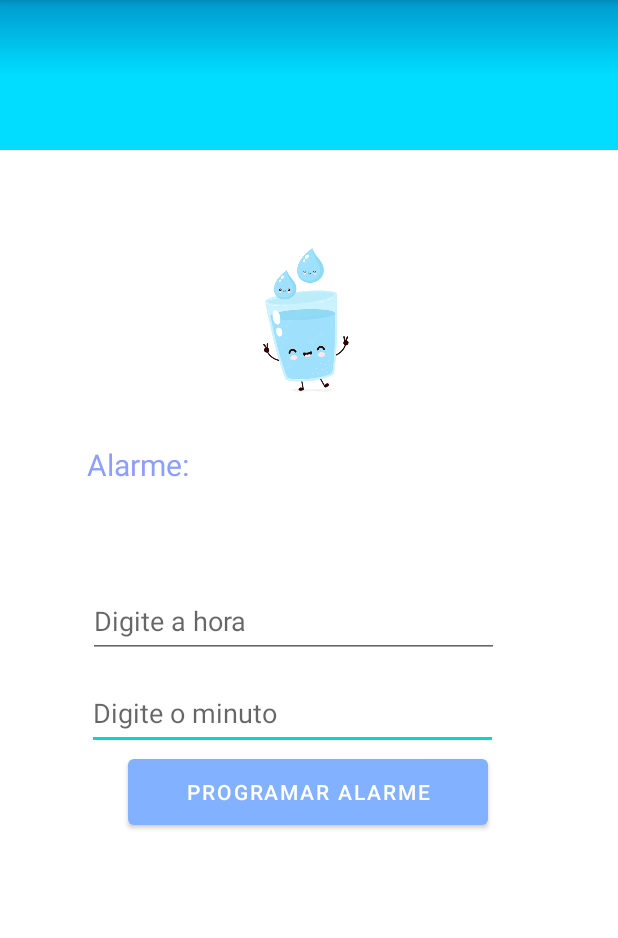
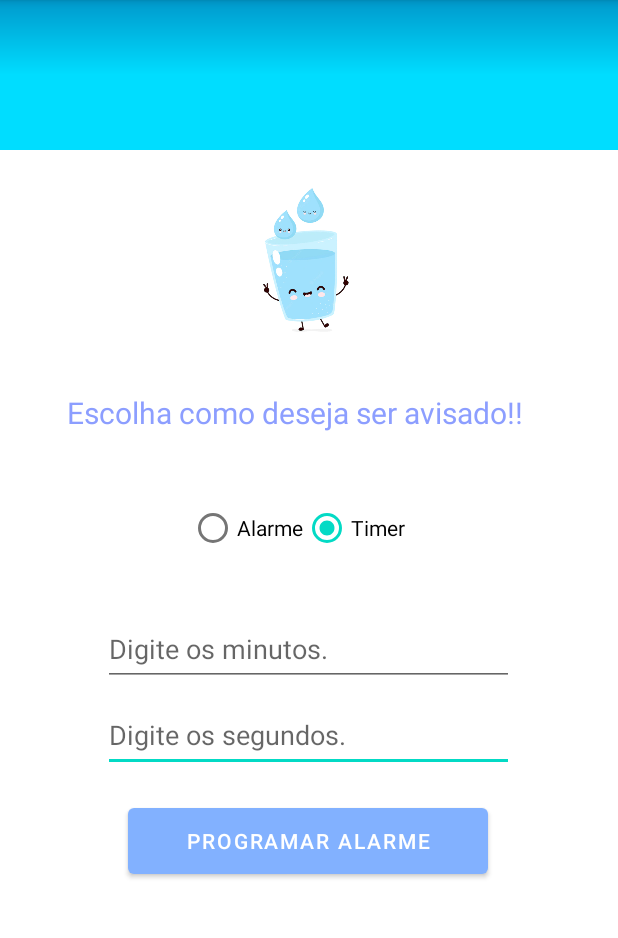
Before and after one commit to KevinRickelme/App-BeberAgua, an Android app: the activity_alarmes screen opened directly, with no data from a screen before it, after a tap on "PROGRAMAR ALARME", on a phone screen of 412 x 824 dp, the part 84-1022 px from its top. Run offline under Robolectric (Android 15) with nearby library versions, the light colour scheme and no system bars; 2 other taps on this screen came first.

Commit message:
integracao do timer e notificacao

```diff
--- a/app/src/main/AndroidManifest.xml
+++ b/app/src/main/AndroidManifest.xml
@@ -48,6 +48,8 @@
                 android:name="android.app.lib_name"
                 android:value="" />
         </activity>
+
+        <receiver android:name=".NotificacaoReceiver"/>
     </application>
 
 </manifest>
--- a/app/src/main/java/com/example/appbebergua/activity_alarmes.java
+++ b/app/src/main/java/com/example/appbebergua/activity_alarmes.java
@@ -2,46 +2,242 @@ package com.example.appbebergua;
 
 import androidx.appcompat.app.AppCompatActivity;
 
+import android.app.AlarmManager;
+import android.app.NotificationChannel;
+import android.app.NotificationManager;
+import android.app.PendingIntent;
 import android.content.Intent;
+import android.content.SharedPreferences;
+import android.os.Build;
 import android.os.Bundle;
+import android.os.CountDownTimer;
 import android.provider.AlarmClock;
 import android.view.View;
+import android.view.inputmethod.InputMethodManager;
 import android.widget.Button;
 import android.widget.EditText;
-import java.time.Clock;
+import android.widget.RadioButton;
+import android.widget.RadioGroup;
+import android.widget.Toast;
 
 public class activity_alarmes extends AppCompatActivity {
 
-    EditText edtHour, edtMinute;
+    EditText edtHoraOuMinuto, edtMinutoOuSegundo;
     Button btnSetAlarm;
+    RadioButton rdbAlarme, rdbTimer;
+    RadioGroup rdgNotificacao;
 
-    protected void onCreate (Bundle savedInstanceState) {
+
+    //variáveis que fazem o timer funcionar
+    private CountDownTimer countDownTimer;
+
+    private boolean timerRunning;
+
+    private long startTimeInMillis;
+    private long timeLeftInMillis;
+    private long endTime;
+
+    protected void onCreate(Bundle savedInstanceState) {
         super.onCreate(savedInstanceState);
         setContentView(R.layout.activity_alarmes);
 
-        edtHour = findViewById(R.id.edtHour);
-        edtMinute = findViewById(R.id.edtMinute);
+        edtHoraOuMinuto = findViewById(R.id.edtHoraOuMinuto);
+        edtMinutoOuSegundo = findViewById(R.id.edtMinutoOuSegundo);
         btnSetAlarm = findViewById(R.id.btnSetAlarm);
+        rdbAlarme = findViewById(R.id.rdbAlarme);
+        rdbTimer = findViewById(R.id.rdbTimer);
+        rdgNotificacao = findViewById(R.id.rdgNotificacao);
 
-        btnSetAlarm.setOnClickListener(new View.OnClickListener() {
-            @Override
-            public void onClick(View view) {
-                    int hour = Integer.parseInt(edtHour.getText().toString());
-                    int minute = Integer.parseInt(edtMinute.getText().toString());
+        rdbAlarme.setOnClickListener(view -> {
+            edtHoraOuMinuto.setHint("Digite a hora.");
+            edtMinutoOuSegundo.setHint("Digite o minuto.");
+        });
 
-                    Intent intent = new Intent(AlarmClock.ACTION_SET_ALARM);
-                    intent.putExtra(AlarmClock.EXTRA_HOUR,hour);
-                    intent.putExtra(AlarmClock.EXTRA_MINUTES, minute);
-                    intent.putExtra(AlarmClock.EXTRA_MESSAGE, "Tomar água");
+        rdbTimer.setOnClickListener(view -> {
+            edtHoraOuMinuto.setHint("Digite os minutos.");
+            edtMinutoOuSegundo.setHint("Digite os segundos.");
 
-                    if(hour <= 24 && minute <=60) {
-                        startActivity(intent);
-                    }
-            }
+        });
 
 
+        btnSetAlarm.setOnClickListener(view -> {
+            closeKeyboard();
+            if (rdbAlarme.isChecked()) {
+                int hour = Integer.parseInt(edtHoraOuMinuto.getText().toString());
+                int minute = Integer.parseInt(edtMinutoOuSegundo.getText().toString());
+
+                Intent intent = new Intent(AlarmClock.ACTION_SET_ALARM);
+                intent.putExtra(AlarmClock.EXTRA_HOUR, hour);
+                intent.putExtra(AlarmClock.EXTRA_MINUTES, minute);
+                intent.putExtra(AlarmClock.EXTRA_MESSAGE, "Tomar água");
+
+                if (hour <= 24 && minute <= 60) {
+                    startActivity(intent);
+                }
+            } else if (rdbTimer.isChecked()) {
+                String inputMinutos = edtHoraOuMinuto.getText().toString();
+                String inputSegundos = edtMinutoOuSegundo.getText().toString();
+                correctInputTimer(inputMinutos, inputSegundos);
+                if (timerRunning) {
+                    Toast.makeText(this, "Timer já definido!", Toast.LENGTH_LONG).show();
+                } else {
+                    startTimer();
+                }
+            }
         });
     }
 
+    public boolean correctInputAlarme(){
+        return false;
+    }
+
+    //Métodos para o timer
+    public boolean correctInputTimer(String minutos, String segundos) {
+        long millisInputSegundos, millisInputMinutos;
+
+        if (minutos.length() == 0 && segundos.length() == 0) {
+            Toast.makeText(this, "Os campos não podem ser vazio!", Toast.LENGTH_LONG).show();
+            return false;
+        }
+
+        if (segundos.length() == 0){
+            millisInputSegundos = 0;
+        } else {
+            millisInputSegundos = Long.parseLong(segundos) * 1000;
+        }
+
+        if (minutos.length() == 0){
+            millisInputMinutos = 0;
+        } else {
+            millisInputMinutos = Long.parseLong(minutos) * 60000;
+        }
+
+        if (millisInputMinutos < 0 || millisInputSegundos < 0) {
+            Toast.makeText(this, "Digite um valor válido!", Toast.LENGTH_LONG).show();
+            return false;
+        }
+
+        setTime(millisInputMinutos, millisInputSegundos);
+        edtHoraOuMinuto.setText(null);
+        edtMinutoOuSegundo.setText(null);
+        return true;
+
+    }
+
+    public void setTime(long milliSecondsMinutes, long milliSeconds) {
+        startTimeInMillis = milliSecondsMinutes + milliSeconds;
+        timeLeftInMillis = startTimeInMillis;
+    }
+
+    private void startTimer() {
+        endTime = System.currentTimeMillis() + timeLeftInMillis;
+        setNotificationAlarm();
+
+        countDownTimer = new CountDownTimer(timeLeftInMillis, 1000) {
+            @Override
+            public void onTick(long millisUntilFinished) {
+                timeLeftInMillis = millisUntilFinished;
+            }
+
+            @Override
+            public void onFinish() {
+                timerRunning = false;
+            }
+        }.start();
+
+        timerRunning = true;
+    }
+
+    private void pauseTimer() {
+        countDownTimer.cancel();
+        timerRunning = false;
+        cancelNotificationAlarm();
+    }
+
+    //Métodos para a notificação
+    public void createNotificationChannel(){
+        if(Build.VERSION.SDK_INT >= Build.VERSION_CODES.O) {
+            CharSequence name = "drinkWaterAppReminderChannel";
+            String description = "Channel to notify the time to drink water";
+            int importance = NotificationManager.IMPORTANCE_DEFAULT;
+            NotificationChannel channel = new NotificationChannel("drinkWaterApp", name, importance);
+            channel.setDescription(description);
+
+            NotificationManager notificationManager = getSystemService(NotificationManager.class);
+            notificationManager.createNotificationChannel(channel);
+        }
+    }
+
+    private void setNotificationAlarm() {
+        Intent it = new Intent(this, NotificacaoReceiver.class);
+        PendingIntent pendingIntent = PendingIntent.getBroadcast(
+                this, 0, it, 0);
+        AlarmManager alarmManager = (AlarmManager) getSystemService(ALARM_SERVICE);
+        alarmManager.set(AlarmManager.RTC_WAKEUP, endTime,
+                pendingIntent);
+        Toast.makeText(this, "Alarme definido.", Toast.LENGTH_SHORT).show();
+    }
+
+    private void cancelNotificationAlarm(){
+        Intent it = new Intent(this, NotificacaoReceiver.class);
+        PendingIntent pendingIntent = PendingIntent.getBroadcast(
+                this, 0, it, 0);
+        AlarmManager  alarmManager = (AlarmManager) getSystemService(ALARM_SERVICE);
+        alarmManager.cancel(pendingIntent);
+        Toast.makeText(this, "Alarme cancelado.", Toast.LENGTH_SHORT).show();
+    }
+
+    //Método para fechar o teclado
+    private void closeKeyboard() {
+        View view = this.getCurrentFocus();
+        if (view != null) {
+            InputMethodManager imm = (InputMethodManager) getSystemService(INPUT_METHOD_SERVICE);
+            imm.hideSoftInputFromWindow(view.getWindowToken(), 0);
+        }
+    }
+
+
+    //Método que "salva" os valores quando o app é fechado
+    @Override
+    protected void onStop() {
+        super.onStop();
+
+        SharedPreferences prefs = getSharedPreferences("prefs", MODE_PRIVATE);
+        SharedPreferences.Editor editor = prefs.edit();
+
+        editor.putLong("startTimeInMillis", startTimeInMillis);
+        editor.putLong("millisLeft", timeLeftInMillis);
+        editor.putLong("endTime", endTime);
+        editor.putBoolean("timerRunning", timerRunning);
+        editor.apply();
+
+        if (countDownTimer != null) {
+            countDownTimer.cancel();
+        }
+    }
+
+    //Método que "recupera" os valores quando o app é iniciado
+    @Override
+    protected void onStart() {
+        super.onStart();
+
+        SharedPreferences prefs = getSharedPreferences("prefs", MODE_PRIVATE);
+
+        startTimeInMillis = prefs.getLong("startTimeInMillis", 10000);
+        timeLeftInMillis = prefs.getLong("millisLeft", startTimeInMillis);
+        timerRunning = prefs.getBoolean("timerRunning", false);
+
+        if (timerRunning) {
+            endTime = prefs.getLong("endTime", 0);
+            timeLeftInMillis = endTime - System.currentTimeMillis();
+
+            if (timeLeftInMillis < 0) {
+                timeLeftInMillis = 0;
+                timerRunning = false;
+            } else {
+                startTimer();
+            }
+        }
+    }
 
 }
--- /dev/null
+++ b/app/src/main/res/drawable-v24/ic_gota_notificacao.xml
@@ -0,0 +1,5 @@
+<vector android:height="24dp" android:tint="#000000"
+    android:viewportHeight="24" android:viewportWidth="24"
+    android:width="24dp" xmlns:android="http://schemas.android.com/apk/res/android">
+    <path android:fillColor="@android:color/white" android:pathData="M17.66,8L12,2.35 6.34,8C4.78,9.56 4,11.64 4,13.64s0.78,4.11 2.34,5.67 3.61,2.35 5.66,2.35 4.1,-0.79 5.66,-2.35S20,15.64 20,13.64 19.22,9.56 17.66,8zM6,14c0.01,-2 0.62,-3.27 1.76,-4.4L12,5.27l4.24,4.38C17.38,10.77 17.99,12 18,14H6z"/>
+</vector>
--- a/app/src/main/res/layout/activity_alarmes.xml
+++ b/app/src/main/res/layout/activity_alarmes.xml
@@ -17,43 +17,72 @@
 
     <TextView
         android:id="@+id/textView2"
-        android:layout_width="232dp"
-        android:layout_height="30dp"
-        android:layout_marginTop="196dp"
+        android:layout_width="323dp"
+        android:layout_height="37dp"
         android:gravity="center_horizontal|left"
-        android:text="Alarme:"
+        android:text="Escolha como deseja ser avisado!!"
         android:textColor="#8C9EFF"
         android:textSize="20sp"
+        app:layout_constraintBottom_toBottomOf="parent"
         app:layout_constraintEnd_toEndOf="parent"
-        app:layout_constraintHorizontal_bias="0.324"
         app:layout_constraintStart_toStartOf="parent"
-        app:layout_constraintTop_toBottomOf="@+id/view2" />
+        app:layout_constraintTop_toTopOf="parent"
+        app:layout_constraintVertical_bias="0.358" />
+
+    <RadioGroup
+        android:id="@+id/rdgNotificacao"
+        android:layout_width="wrap_content"
+        android:layout_height="wrap_content"
+        android:checkedButton="@id/rdbAlarme"
+        android:orientation="horizontal"
+        app:layout_constraintBottom_toBottomOf="parent"
+        app:layout_constraintEnd_toEndOf="parent"
+        app:layout_constraintHorizontal_bias="0.471"
+        app:layout_constraintStart_toStartOf="parent"
+        app:layout_constraintTop_toTopOf="parent"
+        app:layout_constraintVertical_bias="0.456">
+
+        <RadioButton
+            android:id="@+id/rdbAlarme"
+            android:layout_width="match_parent"
+            android:layout_height="wrap_content"
+            android:text="Alarme" />
+
+        <RadioButton
+            android:id="@+id/rdbTimer"
+            android:layout_width="match_parent"
+            android:layout_height="wrap_content"
+            android:text="Timer" />
+    </RadioGroup>
 
     <Button
         android:id="@+id/btnSetAlarm"
         android:layout_width="240dp"
         android:layout_height="56dp"
-        android:layout_marginBottom="212dp"
         android:text="Programar alarme"
         android:textSize="14sp"
         app:layout_constraintBottom_toBottomOf="parent"
         app:layout_constraintEnd_toEndOf="parent"
         app:layout_constraintHorizontal_bias="0.497"
-        app:layout_constraintStart_toStartOf="parent" />
+        app:layout_constraintStart_toStartOf="parent"
+        app:layout_constraintTop_toTopOf="parent"
+        app:layout_constraintVertical_bias="0.748" />
 
     <ImageView
         android:id="@+id/imageView4"
         android:layout_width="160dp"
         android:layout_height="100dp"
-        android:layout_marginTop="64dp"
+        android:layout_marginTop="24dp"
+        app:layout_constraintBottom_toBottomOf="parent"
         app:layout_constraintEnd_toEndOf="parent"
         app:layout_constraintHorizontal_bias="0.498"
         app:layout_constraintStart_toStartOf="parent"
         app:layout_constraintTop_toBottomOf="@+id/view2"
+        app:layout_constraintVertical_bias="0.0"
         app:srcCompat="@drawable/copo" />
 
     <EditText
-        android:id="@+id/edtMinute"
+        android:id="@+id/edtMinutoOuSegundo"
         android:layout_width="274dp"
         android:layout_height="49dp"
         android:ems="10"
@@ -61,21 +90,25 @@
         android:inputType="time"
         app:layout_constraintBottom_toTopOf="@+id/btnSetAlarm"
         app:layout_constraintEnd_toEndOf="parent"
-        app:layout_constraintHorizontal_bias="0.422"
-        app:layout_constraintStart_toStartOf="parent" />
+        app:layout_constraintHorizontal_bias="0.496"
+        app:layout_constraintStart_toStartOf="parent"
+        app:layout_constraintTop_toTopOf="parent"
+        app:layout_constraintVertical_bias="0.963" />
 
     <EditText
-        android:id="@+id/edtHour"
+        android:id="@+id/edtHoraOuMinuto"
         android:layout_width="274dp"
         android:layout_height="49dp"
-        android:layout_marginBottom="12dp"
+        android:layout_marginBottom="8dp"
         android:ems="10"
         android:hint="Digite a hora"
         android:inputType="time"
-        app:layout_constraintBottom_toTopOf="@+id/edtMinute"
+        app:layout_constraintBottom_toTopOf="@+id/edtMinutoOuSegundo"
         app:layout_constraintEnd_toEndOf="parent"
-        app:layout_constraintHorizontal_bias="0.423"
-        app:layout_constraintStart_toStartOf="parent" />
+        app:layout_constraintHorizontal_bias="0.496"
+        app:layout_constraintStart_toStartOf="parent"
+        app:layout_constraintTop_toTopOf="parent"
+        app:layout_constraintVertical_bias="1.0" />
 
 
 </androidx.constraintlayout.widget.ConstraintLayout>
```
Also changed, not shown: app/src/main/java/com/example/appbebergua/NotificacaoReceiver.java (added, +35 -0 lines).
